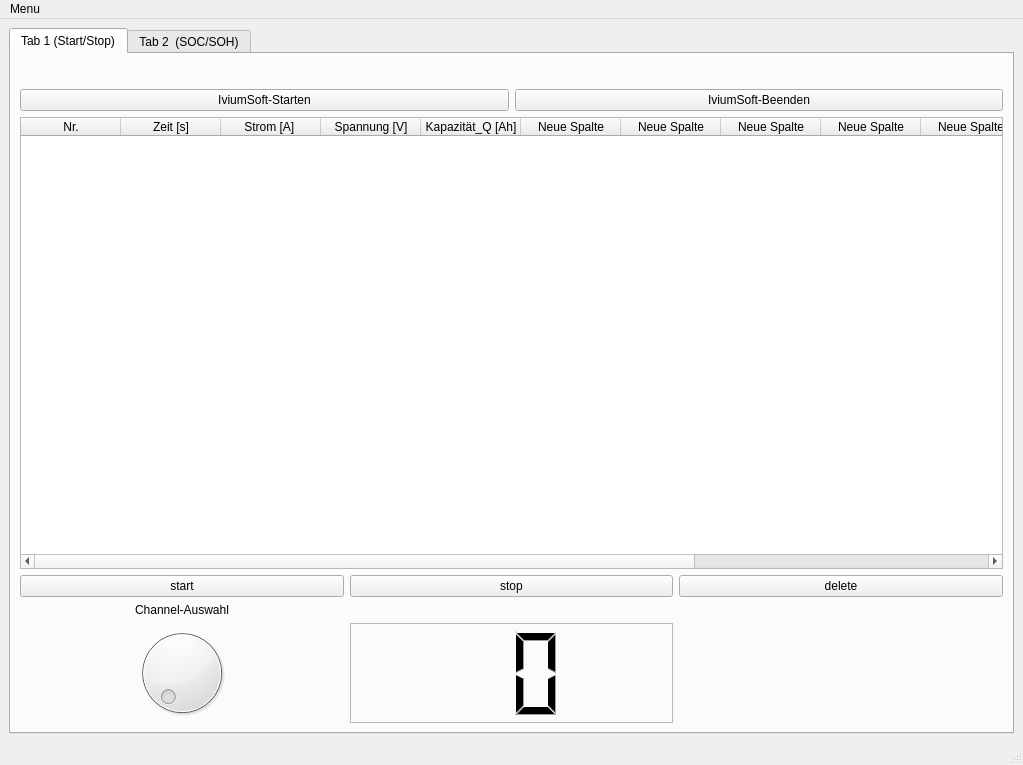
This is mainwindow.ui in Tiguan12/TestTestTest as Qt 5 draws it before an edit. The edited form follows.
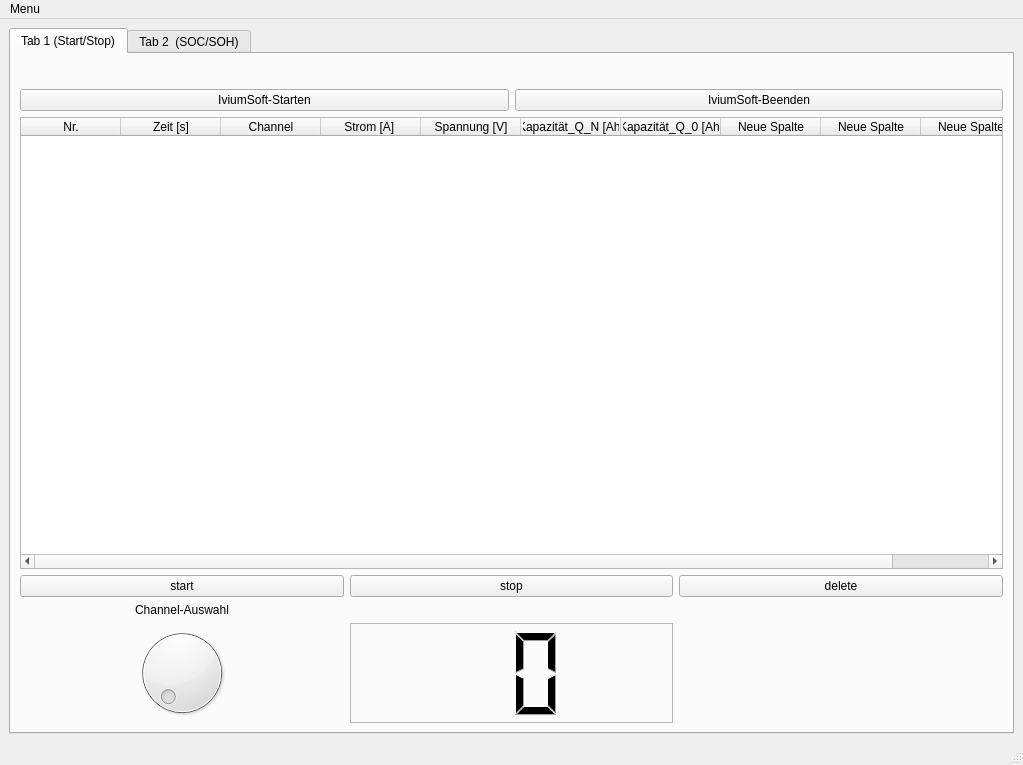
This is the edited form. Icons and pictures are not drawn.

Diff of the .ui file:
```diff
--- a/mainwindow.ui
+++ b/mainwindow.ui
@@ -90,6 +90,11 @@
               <string>Zeit [s]</string>
              </property>
             </column>
+            <column>
+             <property name="text">
+              <string>Channel</string>
+             </property>
+            </column>
             <column>
              <property name="text">
               <string>Strom [A] </string>
@@ -102,32 +107,12 @@
             </column>
             <column>
              <property name="text">
-              <string>Kapazität_Q [Ah]</string>
+              <string>Kapazität_Q_N [Ah]</string>
              </property>
             </column>
             <column>
              <property name="text">
-              <string>Neue Spalte</string>
-             </property>
-            </column>
-            <column>
-             <property name="text">
-              <string>Neue Spalte</string>
-             </property>
-            </column>
-            <column>
-             <property name="text">
-              <string>Neue Spalte</string>
-             </property>
-            </column>
-            <column>
-             <property name="text">
-              <string>Neue Spalte</string>
-             </property>
-            </column>
-            <column>
-             <property name="text">
-              <string>Neue Spalte</string>
+              <string>Kapazität_Q_0 [Ah]</string>
              </property>
             </column>
             <column>
```
